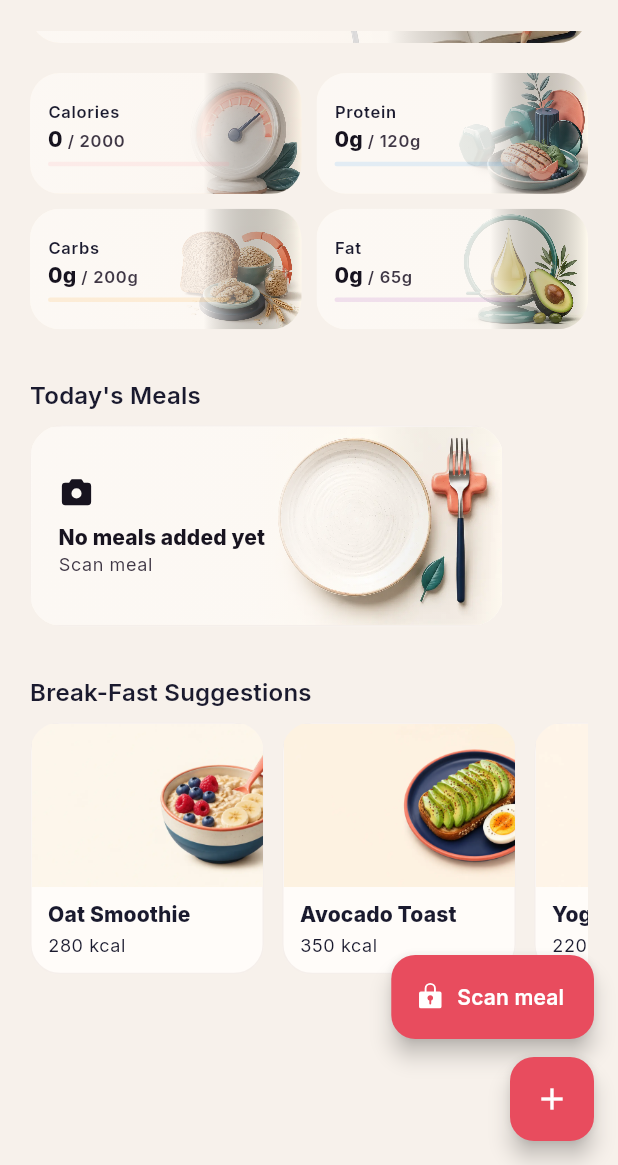
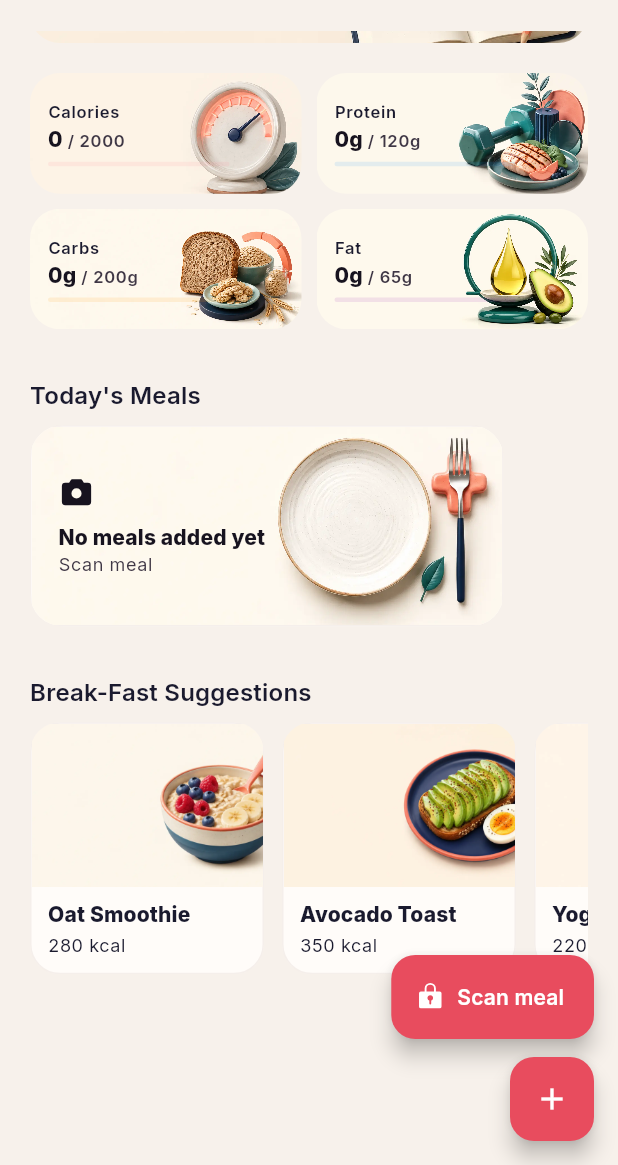
Before and after one commit to dehbkoclugu-afk/fasting_app, a Flutter app: the MealsScreen screen opened by its route, scrolled down 304 dp, on a phone screen of 412 x 824 dp, the part 71-1236 px from its top. Run offline on Flutter 3.47's test engine with Material 3 defaults, Android fonts, the phone set to English and light mode, and no system bars; our stand-ins replace drift, fl_chart, flutter_local_notifications, flutter_riverpod, go_router, google_fonts and 6 more; missing offline and left inert: app_tracking_transparency, home_widget, purchases_flutter, workmanager; accounts and stored records are empty; generated files the repository leaves out were written again; statements that could not run were skipped.

Commit message:
Remove artwork gradients and improve home card fit (#49)
Remove added artwork scrims and increase the Meal Planner and Fasting Guide card heights so their full-card imagery fits without letterboxing.

```diff
--- a/lib/features/meals/screens/meals_screen.dart
+++ b/lib/features/meals/screens/meals_screen.dart
@@ -114,14 +114,7 @@ class MealsScreen extends ConsumerWidget {
                   fit: BoxFit.cover,
                   alignment: Alignment.centerRight,
                   semanticLabel: l10n.meals_manualEntry,
-                  child: DecoratedBox(
-                    decoration: BoxDecoration(
-                      gradient: LinearGradient(
-                        colors: [theme.colorScheme.surface.withValues(alpha: .98), theme.colorScheme.surface.withValues(alpha: .82), Colors.transparent],
-                        stops: const [0, .64, 1],
-                      ),
-                    ),
-                    child: Padding(
+                  child: Padding(
                     padding: const EdgeInsets.fromLTRB(18, 0, 88, 0),
                     child: Row(
                       children: [
@@ -140,7 +133,6 @@ class MealsScreen extends ConsumerWidget {
                           size: 20,
                         ),
                       ],
-                    ),
                     ),
                   ),
                 ),
@@ -412,14 +404,7 @@ class MealsScreen extends ConsumerWidget {
       fit: BoxFit.cover,
       alignment: Alignment.centerRight,
       semanticLabel: label,
-      child: DecoratedBox(
-        decoration: BoxDecoration(
-          gradient: LinearGradient(
-            colors: [theme.colorScheme.surface.withValues(alpha: .98), theme.colorScheme.surface.withValues(alpha: .86), Colors.transparent],
-            stops: const [0, .64, 1],
-          ),
-        ),
-        child: Padding(
+      child: Padding(
         padding: const EdgeInsets.fromLTRB(12, 8, 48, 8),
         child: Column(
           mainAxisAlignment: MainAxisAlignment.center,
@@ -459,10 +444,10 @@ class MealsScreen extends ConsumerWidget {
                   backgroundColor: color.withValues(alpha: .12),
                   valueColor: AlwaysStoppedAnimation(color),
                 ),
-          ],
-        )),
-      ),
-    );
+            ],
+          ),
+        ),
+      );
   }
 
   Widget _buildMealItem(
--- a/lib/shared/widgets/fasting_art_slot.dart
+++ b/lib/shared/widgets/fasting_art_slot.dart
@@ -89,23 +89,6 @@ class FastingSplitArtCard extends StatelessWidget {
                 ),
               ),
             ),
-            Positioned.fill(
-              child: DecoratedBox(
-                decoration: BoxDecoration(
-                  gradient: LinearGradient(
-                    begin: Alignment.centerLeft,
-                    end: Alignment.centerRight,
-                    colors: [
-                      theme.colorScheme.surface.withValues(alpha: .98),
-                      theme.colorScheme.surface.withValues(alpha: .90),
-                      theme.colorScheme.surface.withValues(alpha: .18),
-                      Colors.transparent,
-                    ],
-                    stops: const [0, .48, .72, 1],
-                  ),
-                ),
-              ),
-            ),
             ConstrainedBox(
               constraints: BoxConstraints(minHeight: minHeight),
               child: Padding(
@@ -174,12 +157,6 @@ class FastingArtSlot extends StatelessWidget {
           child: Stack(
             children: [
               Positioned.fill(child: _artwork(isDark)),
-              if (isDark && variant != FastingArtVariant.bare)
-                Positioned.fill(
-                  child: DecoratedBox(
-                    decoration: BoxDecoration(gradient: _darkScrim),
-                  ),
-                ),
               Positioned.fill(child: child),
             ],
           ),
@@ -214,43 +191,11 @@ class FastingArtSlot extends StatelessWidget {
           alignment: alignment,
           filterQuality: FilterQuality.high,
           excludeFromSemantics: true,
-          errorBuilder: (context, error, stackTrace) => DecoratedBox(
-            decoration: BoxDecoration(
-              gradient: LinearGradient(
-                colors: isDark
-                    ? const [Color(0xFF11172A), Color(0xFF30203A)]
-                    : const [Color(0xFFFFF8EE), Color(0xFFF5ECE1)],
-                begin: Alignment.topLeft,
-                end: Alignment.bottomRight,
-              ),
-            ),
+          errorBuilder: (context, error, stackTrace) => ColoredBox(
+            color: isDark ? const Color(0xFF11172A) : const Color(0xFFFFF8EE),
           ),
         ),
       ),
     );
   }
-
-  LinearGradient get _darkScrim => switch (variant) {
-    FastingArtVariant.row => const LinearGradient(
-      colors: [Color(0xF20F1424), Color(0xB30F1424), Color(0x190F1424)],
-      stops: [0, .52, 1],
-      begin: Alignment.centerLeft,
-      end: Alignment.centerRight,
-    ),
-    FastingArtVariant.card => const LinearGradient(
-      colors: [Color(0xD90F1424), Color(0x730F1424), Color(0x260F1424)],
-      stops: [0, .58, 1],
-      begin: Alignment.centerLeft,
-      end: Alignment.centerRight,
-    ),
-    FastingArtVariant.hero => const LinearGradient(
-      colors: [Color(0xF20F1424), Color(0xAD0F1424), Color(0x330F1424)],
-      stops: [0, .56, 1],
-      begin: Alignment.centerLeft,
-      end: Alignment.centerRight,
-    ),
-    FastingArtVariant.bare => const LinearGradient(
-      colors: [Colors.transparent, Colors.transparent],
-    ),
-  };
 }
```
Also changed, not shown: lib/features/onboarding/screens/goal_screen.dart (+1 -9 lines), lib/features/stats/screens/stats_screen.dart (+1 -9 lines), lib/features/timer/screens/timer_screen.dart (+6 -2 lines), lib/features/timer/widgets/quick_stats_row.dart (+1 -11 lines).
